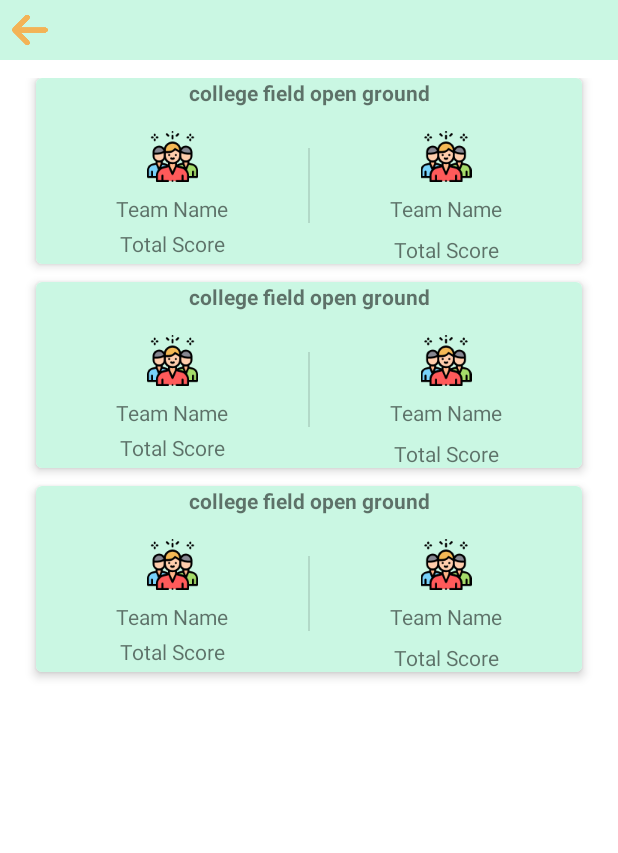
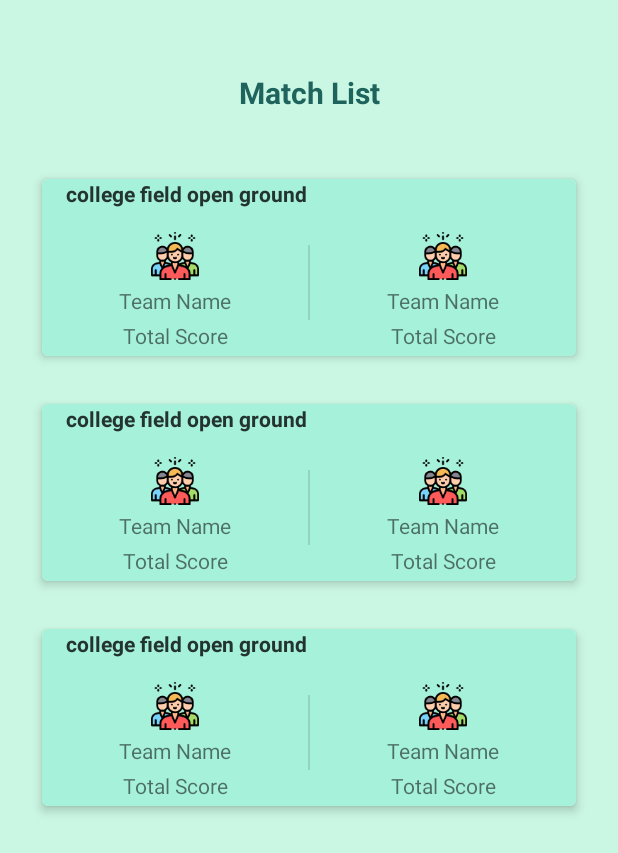
Before and after one commit to NazmulHaqueLimon/ScoreBoard2, an Android app: the layout fragment_match_list.xml on its own in the app's theme, with its tools: preview values and no code run, on a phone screen of 412 x 824 dp. Shown: the top 853 px of the screen. Run offline under Robolectric (Android 15) with nearby library versions, the phone set to English and light mode, and no system bars.

Commit message:
details improved 4

```diff
--- a/app/src/main/java/com/example/scoreboard/fragments/TeamFragment.kt
+++ b/app/src/main/java/com/example/scoreboard/fragments/TeamFragment.kt
@@ -63,6 +63,9 @@ class TeamFragment : Fragment() {
             binding.playerName.text = null
             hideSoftKeyboard(it)
         }
+        binding.arrowBack.setOnClickListener {
+            findNavController().navigateUp()
+        }
 
         binding.saveTeamFab.setOnClickListener {
             val teamName = binding.teamName.text.toString()
--- a/app/src/main/res/layout/fragment_match_list.xml
+++ b/app/src/main/res/layout/fragment_match_list.xml
@@ -7,40 +7,75 @@
     <androidx.constraintlayout.widget.ConstraintLayout
         android:layout_width="match_parent"
         android:layout_height="match_parent"
+        android:background="@color/themeB2"
        >
-        <com.google.android.material.appbar.AppBarLayout
+        <TextView
             android:id="@+id/appbar"
-            android:layout_width="match_parent"
-            android:layout_height="40dp"
-            android:background="@color/themeB2"
-            android:fitsSystemWindows="true"
-            android:theme="@style/ThemeOverlay.AppCompat.Dark.ActionBar"
+            android:layout_width="0dp"
+            android:layout_height="wrap_content"
+            android:layout_marginTop="32dp"
+            android:text="Match List"
+            android:gravity="center"
+            android:textStyle="bold"
+            android:textSize="20dp"
+            android:textColor="#1F635D"
+            android:padding="16dp"
+            app:layout_constraintStart_toStartOf="parent"
             app:layout_constraintEnd_toEndOf="parent"
+            app:layout_constraintTop_toTopOf="parent"/>
+
+        <androidx.constraintlayout.widget.ConstraintLayout
+            android:id="@+id/noMatchContainer"
+            android:layout_width="0dp"
+            android:layout_height="wrap_content"
+            android:layout_marginBottom="32dp"
+            android:visibility="gone"
+            app:layout_constraintEnd_toEndOf="parent"
+            app:layout_constraintTop_toBottomOf="@id/appbar"
             app:layout_constraintStart_toStartOf="parent"
-            app:layout_constraintTop_toTopOf="parent">
+            app:layout_constraintBottom_toBottomOf="parent">
             <ImageView
-                android:id="@+id/arrow_back"
-                android:layout_width="40dp"
-                android:padding="8dp"
-                android:src="@drawable/arrow_back"
-                android:layout_height="match_parent"
-                app:tint="@color/buttons"
-                android:contentDescription="@string/image_content" />
-            <com.google.android.material.appbar.MaterialToolbar
-                android:id="@+id/toolbar"
-                android:layout_width="match_parent"
-                android:layout_height="match_parent"
-                android:fitsSystemWindows="true"
-                app:collapsedTitleGravity="center"
-                app:contentScrim="?attr/colorSurface"
-                app:layout_scrollFlags="scroll|exitUntilCollapsed"
-                app:statusBarScrim="?attr/colorSurface"
-                app:title="Match List"
-                app:titleEnabled="true">
-            </com.google.android.material.appbar.MaterialToolbar>
+                android:id="@+id/noMatchImage"
+                android:layout_width="100dp"
+                android:layout_height="100dp"
+                android:layout_marginTop="24dp"
+                android:src="@drawable/ic_cricket__11_crossbat"
+                app:layout_constraintEnd_toEndOf="parent"
+                app:layout_constraintStart_toStartOf="parent"
+                app:layout_constraintTop_toTopOf="parent" />
 
-        </com.google.android.material.appbar.AppBarLayout>
+            <TextView
+                android:id="@+id/noMatchText"
+                android:layout_width="0dp"
+                android:layout_height="wrap_content"
+                android:layout_marginTop="24dp"
+                android:maxLines="1"
+                android:text="You have not Scored any match yet"
+                android:textStyle="bold"
+                android:gravity="center"
+                app:layout_constraintEnd_toEndOf="parent"
+                app:layout_constraintStart_toStartOf="parent"
+                app:layout_constraintTop_toBottomOf="@+id/noMatchImage" />
+            <Button
+                android:id="@+id/newMatchButton"
+                android:layout_width="wrap_content"
+                android:layout_height="wrap_content"
+                android:backgroundTint="@color/buttons"
+                android:drawableEnd="@drawable/ic_sports_cricket_black_24dp"
+                android:paddingTop="10dp"
+                android:paddingBottom="10dp"
+                android:text="Start a new Match"
+                android:textColor="#0B5951"
+                android:layout_marginTop="24dp"
+                android:textSize="16sp"
+                android:textStyle="bold"
+                android:layout_marginBottom="32dp"
+                app:layout_constraintTop_toBottomOf="@id/noMatchText"
+                app:layout_constraintBottom_toBottomOf="parent"
+                app:layout_constraintEnd_toEndOf="parent"
+                app:layout_constraintStart_toStartOf="parent" />
 
+        </androidx.constraintlayout.widget.ConstraintLayout>
         <androidx.recyclerview.widget.RecyclerView
             android:id="@+id/matchList"
             android:layout_width="0dp"
@@ -48,6 +83,7 @@
             android:paddingStart="12dp"
             android:paddingTop="12dp"
             android:paddingEnd="12dp"
+            android:visibility="visible"
             app:layoutManager="androidx.recyclerview.widget.LinearLayoutManager"
             app:layout_constraintEnd_toEndOf="parent"
             app:layout_constraintTop_toBottomOf="@id/appbar"
--- a/app/src/main/res/layout/fragment_new_match.xml
+++ b/app/src/main/res/layout/fragment_new_match.xml
@@ -16,40 +16,21 @@
         android:layout_width="match_parent"
         android:layout_height="match_parent"
         android:background="@color/themeB2">
-        <com.google.android.material.appbar.AppBarLayout
-            android:id="@+id/appbar"
-            android:layout_width="match_parent"
-            android:layout_height="40dp"
-            android:background="@color/themeB2"
-            android:fitsSystemWindows="true"
-            android:theme="@style/ThemeOverlay.AppCompat.Dark.ActionBar"
-            app:layout_constraintEnd_toEndOf="parent"
-            app:layout_constraintStart_toStartOf="parent"
-            app:layout_constraintTop_toTopOf="parent">
 
-            <com.google.android.material.appbar.MaterialToolbar
-                android:id="@+id/toolbar"
-                android:layout_width="match_parent"
-                android:layout_height="match_parent"
-                android:fitsSystemWindows="true"
-                app:collapsedTitleGravity="center"
-                app:contentScrim="@color/teal_700"
-                app:layout_scrollFlags="scroll|exitUntilCollapsed"
-                app:statusBarScrim="@color/teal_700"
-                app:titleEnabled="true">
-                <TextView
-                    android:id="@+id/titleText"
-                    android:layout_width="wrap_content"
-                    android:layout_height="match_parent"
-                    android:gravity="bottom"
-                    android:layout_gravity="center"
-                    android:textSize="20sp"
-                    android:textColor="@color/teal_700"
-                    android:textStyle="bold"
-                    android:text="Start A New Cricket Match"/>
-            </com.google.android.material.appbar.MaterialToolbar>
-
-        </com.google.android.material.appbar.AppBarLayout>
+        <TextView
+            android:id="@+id/titleText"
+            android:layout_width="0dp"
+            android:layout_height="wrap_content"
+            android:text="Start A New Cricket Match"
+            android:textColor="@color/teal_700"
+            android:textSize="20sp"
+            android:gravity="center"
+            android:layout_marginTop="16dp"
+            android:textStyle="bold"
+            android:padding="16dp"
+            app:layout_constraintEnd_toEndOf="@+id/teamsCl"
+            app:layout_constraintStart_toStartOf="@+id/teamsCl"
+            app:layout_constraintTop_toTopOf="parent" />
 
         <androidx.constraintlayout.widget.ConstraintLayout
             android:id="@+id/teamsCl"
@@ -58,7 +39,7 @@
             android:layout_marginStart="32dp"
             android:layout_marginEnd="32dp"
             android:layout_marginTop="16dp"
-            app:layout_constraintTop_toBottomOf="@id/appbar"
+            app:layout_constraintTop_toBottomOf="@id/titleText"
             app:layout_constraintStart_toStartOf="parent"
             app:layout_constraintEnd_toEndOf="parent">
             <com.google.android.material.card.MaterialCardView
@@ -347,6 +328,9 @@
             android:id="@+id/create_match_button"
             android:layout_width="0dp"
             android:layout_height="wrap_content"
+            android:layout_marginStart="70dp"
+            android:layout_marginTop="32dp"
+            android:layout_marginEnd="28dp"
             android:backgroundTint="@color/buttons"
             android:drawableEnd="@drawable/ic_sports_cricket_black_24dp"
             android:paddingTop="10dp"
@@ -355,9 +339,7 @@
             android:textColor="#0B5951"
             android:textSize="16sp"
             android:textStyle="bold"
-            android:layout_marginStart="70dp"
-            android:layout_marginEnd="28dp"
-            android:layout_marginTop="32dp"
+            app:layout_constraintBottom_toBottomOf="parent"
             app:layout_constraintEnd_toEndOf="@+id/constraintLayout"
             app:layout_constraintStart_toStartOf="@+id/constraintLayout"
             app:layout_constraintTop_toBottomOf="@+id/constraintLayout" />
--- a/app/src/main/res/layout/fragment_team.xml
+++ b/app/src/main/res/layout/fragment_team.xml
@@ -23,10 +23,13 @@
             app:layout_constraintEnd_toEndOf="parent"
             app:layout_constraintStart_toStartOf="parent"
             app:layout_constraintTop_toTopOf="parent">
+
             <ImageView
                 android:id="@+id/arrow_back"
                 android:layout_width="40dp"
-                android:padding="4dp"
+                android:padding="8dp"
+                android:clickable="true"
+                android:focusable="true"
                 android:src="@drawable/arrow_back"
                 android:layout_height="match_parent"
                 app:tint="@color/buttons"
--- a/app/src/main/res/layout/match_item.xml
+++ b/app/src/main/res/layout/match_item.xml
@@ -23,34 +23,41 @@
         android:id="@+id/matchItemCard"
         android:layout_width="match_parent"
         android:layout_height="wrap_content"
-        android:layout_marginStart="12dp"
-        android:layout_marginEnd="12dp"
         android:onClick="@{clickListener}"
-        android:layout_marginBottom="12dp"
+        android:layout_margin="16dp"
         app:cardElevation="4dp"
         app:cardPreventCornerOverlap="false">
 
         <androidx.constraintlayout.widget.ConstraintLayout
             android:layout_width="match_parent"
             android:layout_height="wrap_content"
-            android:background="@color/themeB2">
+            android:background="#A6F1D9">
 
             <TextView
                 android:id="@+id/ground_name_id"
                 android:layout_width="wrap_content"
                 android:layout_height="wrap_content"
                 android:textStyle="bold"
-                android:text="@{}"
-                app:layout_constraintEnd_toEndOf="parent"
+                android:layout_marginStart="16dp"
+                android:text="@{MatchInfo.ground.toString()}"
+                app:layout_constraintStart_toStartOf="parent"
+                app:layout_constraintTop_toTopOf="parent"
+                tools:text="college field open ground" />
+            <TextView
+                android:id="@+id/matchStatus"
+                android:layout_width="wrap_content"
+                android:layout_height="wrap_content"
+                android:textStyle="bold"
+                android:layout_marginStart="16dp"
+                android:text="@{MatchInfo.ground.toString()}"
                 app:layout_constraintStart_toStartOf="parent"
                 app:layout_constraintTop_toTopOf="parent"
                 tools:text="college field open ground" />
 
-
             <ImageView
                 android:id="@+id/teamIcon_id"
-                android:layout_width="43dp"
-                android:layout_height="34dp"
+                android:layout_width="32dp"
+                android:layout_height="32dp"
                 android:layout_marginTop="16dp"
                 android:contentDescription="@string/player_image"
                 app:layout_constraintEnd_toStartOf="@+id/divider"
@@ -62,7 +69,7 @@
                 android:id="@+id/team_name_id"
                 android:layout_width="wrap_content"
                 android:layout_height="wrap_content"
-                android:layout_marginTop="8dp"
+                android:layout_marginTop="4dp"
                 android:text="@{ScoreAndTeamA.team.name.toString()}"
                 app:layout_constraintEnd_toStartOf="@+id/divider"
                 app:layout_constraintStart_toStartOf="parent"
@@ -84,8 +91,8 @@
 
             <ImageView
                 android:id="@+id/teamIcon2_id"
-                android:layout_width="44dp"
-                android:layout_height="34dp"
+                android:layout_width="32dp"
+                android:layout_height="32dp"
                 android:layout_marginTop="16dp"
                 android:contentDescription="@string/player_image"
                 app:layout_constraintEnd_toEndOf="parent"
@@ -97,7 +104,7 @@
                 android:id="@+id/team_name2_id"
                 android:layout_width="wrap_content"
                 android:layout_height="wrap_content"
-                android:layout_marginTop="8dp"
+                android:layout_marginTop="4dp"
                 android:text="text"
                 app:layout_constraintEnd_toEndOf="parent"
                 app:layout_constraintStart_toEndOf="@+id/divider"
@@ -108,7 +115,7 @@
                 android:id="@+id/totalScore2_id"
                 android:layout_width="wrap_content"
                 android:layout_height="wrap_content"
-                android:layout_marginTop="8dp"
+                android:layout_marginTop="4dp"
                 android:text="@{Integer.toString(ScoreAndTeamB.score.totalRun)}"
                 app:layout_constraintEnd_toEndOf="parent"
                 app:layout_constraintStart_toEndOf="@+id/divider"
```
